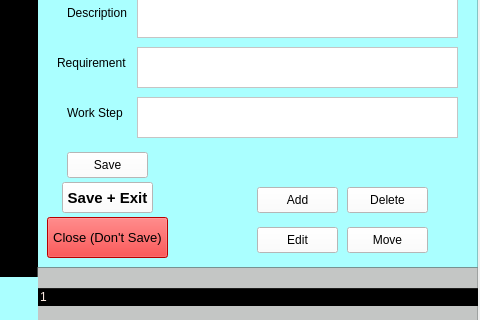
Above: gitmap/gui/user_interfaces/item_editor.ui from ajr32/GitMap before the change; both pictures show x 433 to 913 and y 153 to 473 of the 913 by 698 pixel window. Below: the same form after it.
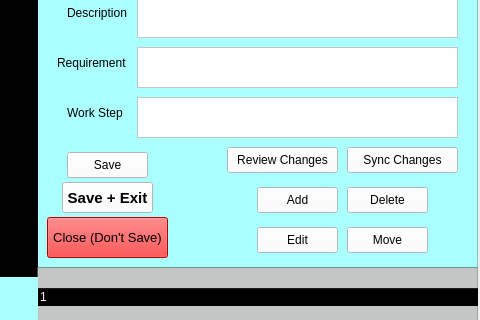
That is the form after the change.

```diff
--- a/gitmap/gui/user_interfaces/item_editor.ui
+++ b/gitmap/gui/user_interfaces/item_editor.ui
@@ -441,6 +441,38 @@
      <string>Move</string>
     </property>
    </widget>
+   <widget class="QPushButton" name="review_button">
+    <property name="geometry">
+     <rect>
+      <x>190</x>
+      <y>300</y>
+      <width>111</width>
+      <height>26</height>
+     </rect>
+    </property>
+    <property name="styleSheet">
+     <string notr="true">background-color: rgb(255, 255, 255);</string>
+    </property>
+    <property name="text">
+     <string>Review Changes</string>
+    </property>
+   </widget>
+   <widget class="QPushButton" name="sync_button">
+    <property name="geometry">
+     <rect>
+      <x>310</x>
+      <y>300</y>
+      <width>111</width>
+      <height>26</height>
+     </rect>
+    </property>
+    <property name="styleSheet">
+     <string notr="true">background-color: rgb(255, 255, 255);</string>
+    </property>
+    <property name="text">
+     <string>Sync Changes</string>
+    </property>
+   </widget>
    <zorder>item_type_label</zorder>
    <zorder>apply_button</zorder>
    <zorder>label_7</zorder>
```
Left out of the diff: 2 changed lines with no effect on the pictures.
